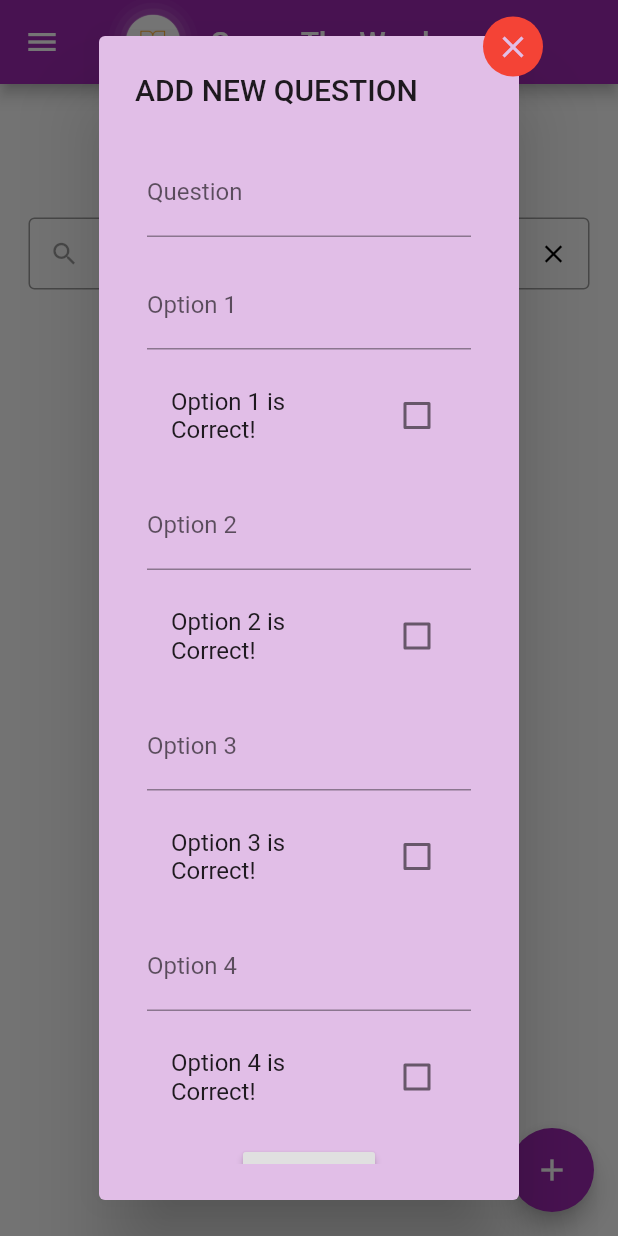
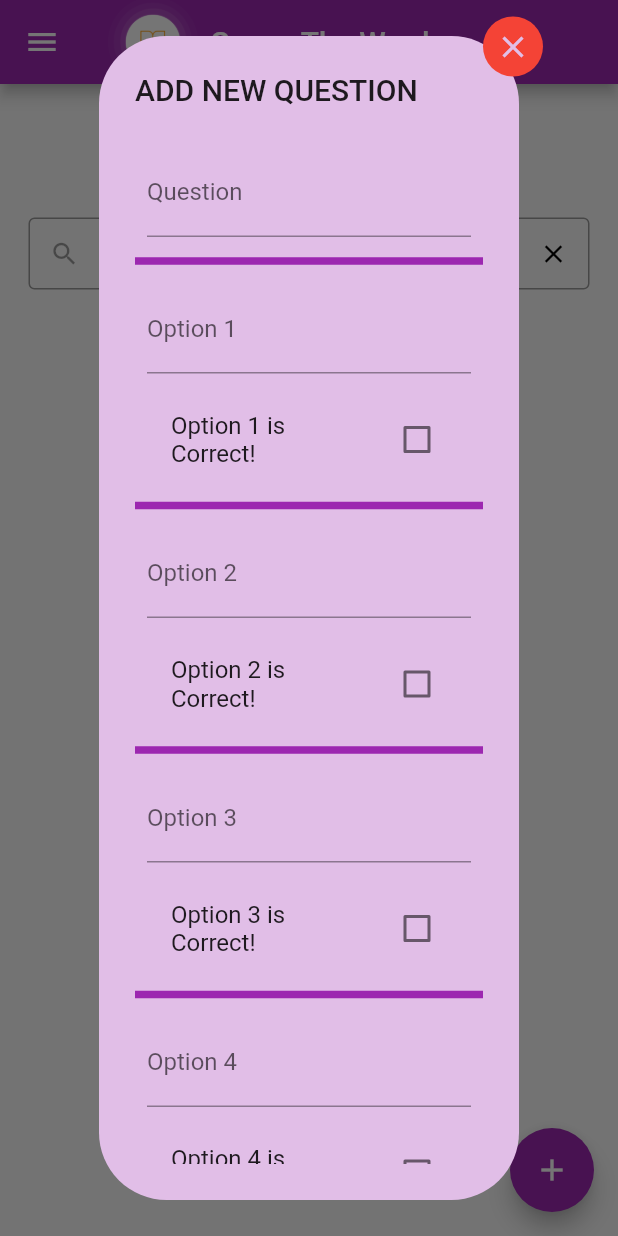
Before and after one commit to RahulFernando/Guess-the-Word, a Flutter app: the QuizAdminDemo screen opened directly, after a tap on the "add" icon, on a phone screen of 412 x 824 dp. Run offline on Flutter 3.47's test engine with Material 2 defaults, Android fonts, the phone set to English and light mode, and no system bars; our stand-ins replace cloud_firestore, firebase_auth, firebase_core, fluttertoast, get; missing offline and left inert: dart:ffi; accounts and stored records are empty; Roboto replaces fonts that are missing (Righteous).

Commit message:
Guess The Word:Admin Quiz GetAll and Delete Service Implementation:moved the search filed to the right component

```diff
--- a/lib/screens/quizAdmin.dart
+++ b/lib/screens/quizAdmin.dart
@@ -1,6 +1,7 @@
 import 'package:cloud_firestore/cloud_firestore.dart';
 import 'package:flutter/material.dart';
 import 'package:fluttertoast/fluttertoast.dart';
+import 'package:guess_app/widgets/main_drawer.dart';
 
 import '../controllers/question_controller.dart';
 import '../models/question.dart';
@@ -251,6 +252,10 @@ class _QuizAdminDemoState extends State<QuizAdminDemo> {
             return AlertDialog(
               title: Text(isEditing ? "UPDATE QUESTION" : "ADD NEW QUESTION"),
               backgroundColor: Colors.purple.shade100,
+              shape: RoundedRectangleBorder(
+                borderRadius: BorderRadius.circular(45),
+                ),
+              elevation: 0,
               content: Stack(
                 overflow: Overflow.visible,
                 children: <Widget>[
@@ -282,6 +287,7 @@ class _QuizAdminDemoState extends State<QuizAdminDemo> {
                                   hintText: "Enter Question"),
                             ),
                           ),
+                          Divider(color: Colors.purple,thickness: 5.0,),
                           Padding(
                             padding: EdgeInsets.all(8.0),
                             child: TextFormField(
@@ -303,6 +309,7 @@ class _QuizAdminDemoState extends State<QuizAdminDemo> {
                               },
                             ),
                           ),
+                          Divider(color: Colors.purple,thickness: 5.0,),
                           Padding(
                             padding: EdgeInsets.all(8.0),
                             child: TextFormField(
@@ -324,13 +331,14 @@ class _QuizAdminDemoState extends State<QuizAdminDemo> {
                               },
                             ),
                           ),
+                          Divider(color: Colors.purple,thickness: 5.0,),
                           Padding(
                             padding: EdgeInsets.all(8.0),
                             child: TextFormField(
                               controller: optionController3,
                               decoration: InputDecoration(
                                   labelText: "Option 3",
-                                  hintText: "Enter Option 2"),
+                                  hintText: "Enter Option 3"),
                             ),
                           ),
                           Padding(
@@ -345,6 +353,7 @@ class _QuizAdminDemoState extends State<QuizAdminDemo> {
                               },
                             ),
                           ),
+                          Divider(color: Colors.purple,thickness: 5.0,),
                           Padding(
                             padding: EdgeInsets.all(8.0),
                             child: TextFormField(
@@ -366,10 +375,13 @@ class _QuizAdminDemoState extends State<QuizAdminDemo> {
                               },
                             ),
                           ),
+                          Divider(color: Colors.purple,thickness: 5.0,),
                           Padding(
                             padding: const EdgeInsets.all(8.0),
-                            child: RaisedButton(
-                              child: Text(isEditing ? "UPDATE" : "ADD"),
+                            child: FlatButton(
+                                 child: Text(isEditing? "UPDATE" : 'ADD '),
+                                 color: Colors.purple,
+                                 textColor: Colors.white,
                               onPressed: () {
                                 if (questionController.text.isEmpty ||
                                     optionController1.text.isEmpty ||
@@ -377,13 +389,13 @@ class _QuizAdminDemoState extends State<QuizAdminDemo> {
                                     optionController3.text.isEmpty ||
                                     optionController4.text.isEmpty) {
                                   showValidationDialog(context,
-                                      "Every Text Field Has to be filled !");
+                                      "Every text field has to be filled !");
                                 } else if (option1 == false &&
                                     option2 == false &&
                                     option3 == false &&
                                     option4 == false) {
                                   showValidationDialog(context,
-                                      "Atleast one correct answer has to be selected");
+                                      "Atleast one correct answer has to be selected !");
                                 } else {
                                   if (isEditing == true) {
                                     updateQuestion();
@@ -462,37 +474,10 @@ class _QuizAdminDemoState extends State<QuizAdminDemo> {
 //Load list and convert to a list view
   Widget buildList(BuildContext context, List<DocumentSnapshot> snapshot) {
     int _currentQuestionNumber = 0;
+    return ListView(
+      children:snapshot.map((data) => listItemBuild(context, data, ++_currentQuestionNumber)).toList()
+    );
 
-    List<Widget> _renderList = [];
-
-    _renderList.add(TextField(
-      controller: _searchController,
-
-      decoration: InputDecoration(
-          prefixIcon: IconButton(
-            color: Colors.black,
-            icon: Icon(Icons.search),
-            iconSize: 20.0,
-
-          ),
-          suffixIcon:IconButton(
-              color: Colors.black,
-              icon: Icon(Icons.clear),
-              iconSize: 20.0,
-              onPressed: ()=> _searchController.clear()
-
-          ),
-          contentPadding: EdgeInsets.only(left: 25.0),
-          hintText: 'Search by question',
-          border: OutlineInputBorder(borderRadius: BorderRadius.circular(4.0))),
-    ));
-    snapshot.forEach((data) {
-      _renderList.add(listItemBuild(context, data, ++_currentQuestionNumber));
-    });
-
-    return ListView(
-      children: _renderList,
-    );
   }
 
 //Load Single Question Object a single item
@@ -609,7 +594,7 @@ class _QuizAdminDemoState extends State<QuizAdminDemo> {
         ),
         backgroundColor: Colors.purple,
       ),
-      drawer: Drawer(),
+      drawer: MainDrawer(),
       body: Container(
         padding: EdgeInsets.all(19),
         child: Column(
@@ -630,6 +615,27 @@ class _QuizAdminDemoState extends State<QuizAdminDemo> {
             SizedBox(
               height: 20,
             ),
+          TextField(
+            controller: _searchController,
+
+            decoration: InputDecoration(
+                prefixIcon: IconButton(
+                  color: Colors.black,
+                  icon: Icon(Icons.search),
+                  iconSize: 20.0,
+
+                ),
+                suffixIcon:IconButton(
+                    color: Colors.black,
+                    icon: Icon(Icons.clear),
+                    iconSize: 20.0,
+                    onPressed: ()=> _searchController.clear()
+
+                ),
+                contentPadding: EdgeInsets.only(left: 25.0),
+                hintText: 'Search by question',
+                border: OutlineInputBorder(borderRadius: BorderRadius.circular(4.0))),
+          ),
             Flexible(child: buildBody(context))
           ],
         ),
```
